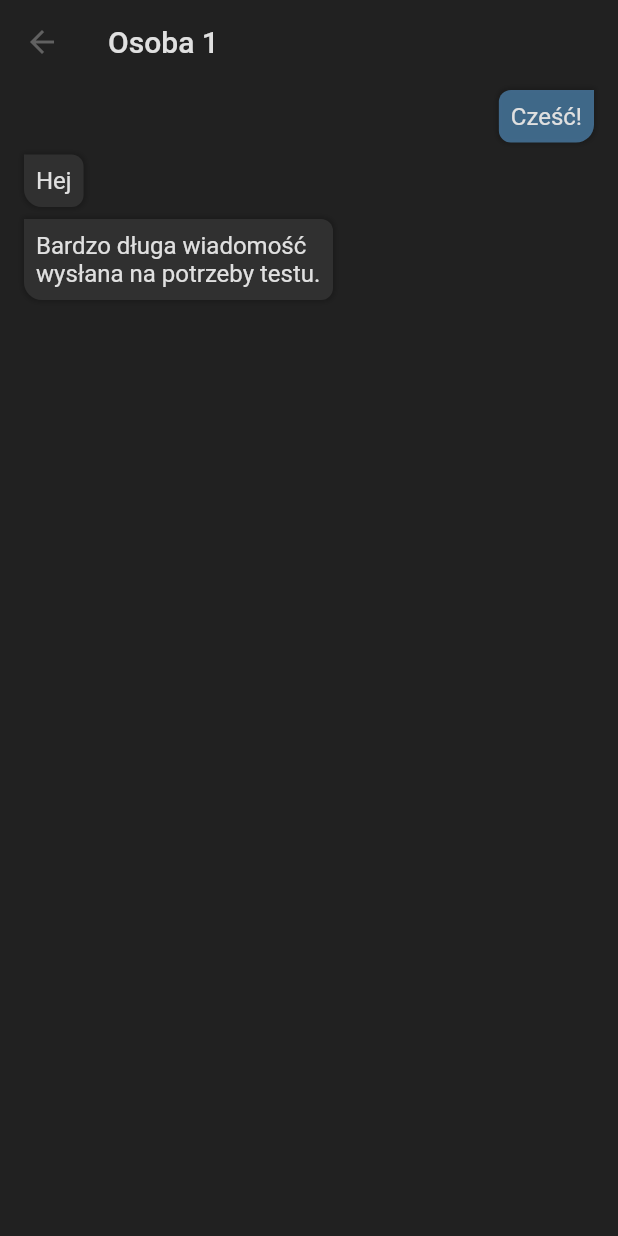
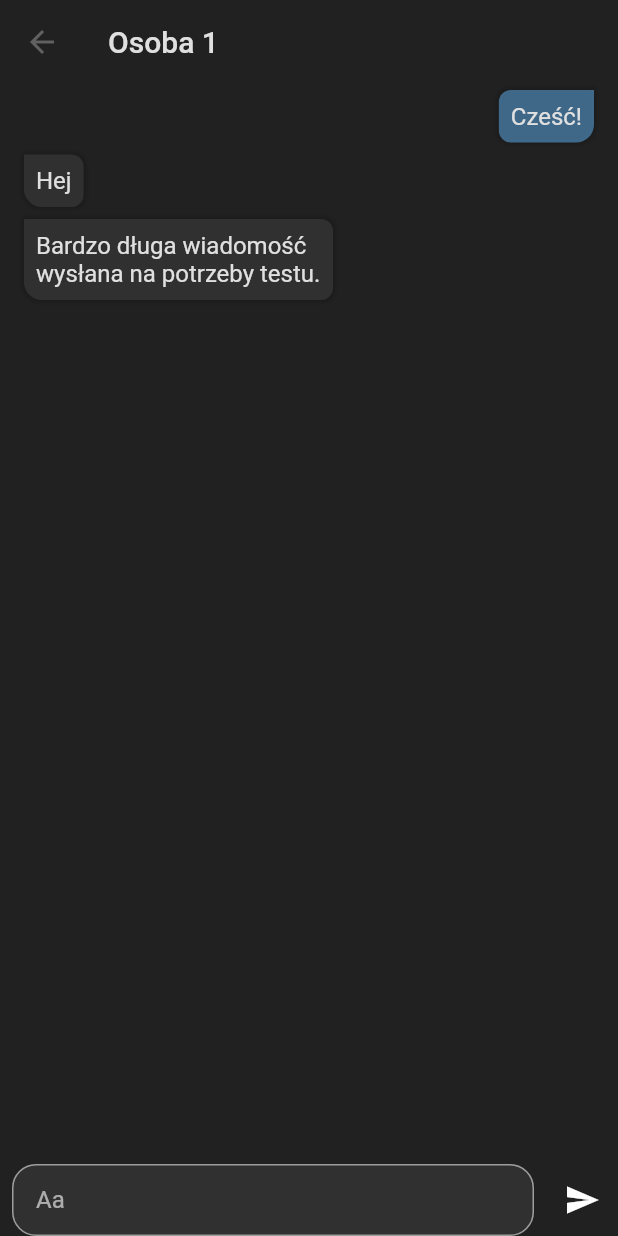
Before and after one commit to HackHeroes-2019-II-LO/app, a Flutter app: the screen it shows after launch, after a tap on "Osoba 1", on a phone screen of 412 x 824 dp. Run offline on Flutter 3.47's test engine with Material 2 defaults, Android fonts, the phone set to English and light mode, and no system bars.

Commit message:
Add basic input text field

```diff
--- a/lib/views/conversation_view.dart
+++ b/lib/views/conversation_view.dart
@@ -17,22 +17,60 @@ class ConversationView extends StatelessWidget {
           onPressed: () => Navigator.of(context).pop(),
         ),
       ),
-      body: ScopedModelDescendant<AppModel>(
+      body: Column(
+        children: <Widget>[
+          Flexible(
+            child: ScopedModelDescendant<AppModel>(
               builder: (context, child, model) {
                 final convo = model.convoWith(partner);
                 return ListView.builder(
-            itemBuilder: (context, index) =>
-                /* ListTile(
-              title: Text(convo.messages[index].isOwned ? 'Ja' : partner),
-              subtitle: Text(convo.messages[index].content),
-            ),*/
-                ChatBubble(
+                  itemBuilder: (context, index) => ChatBubble(
                     message: convo.messages[index],
                   ),
                   itemCount: convo.messages.length,
                 );
               },
             ),
+          ),
+          Row(
+            children: <Widget>[
+              Flexible(
+                child: Padding(
+                  padding: EdgeInsets.symmetric(horizontal: 8),
+                  child: TextField(
+                    style: TextStyle(fontSize: 16),
+                    decoration: InputDecoration(
+                      hintText: 'Aa',
+                      contentPadding:
+                          EdgeInsets.symmetric(horizontal: 16, vertical: 8),
+                      filled: true,
+                      fillColor: Theme.of(context).cardColor,
+                      enabledBorder: OutlineInputBorder(
+                        borderRadius: BorderRadius.circular(16),
+                        borderSide: BorderSide(
+                          width: 1,
+                          color: Theme.of(context).textTheme.display1.color,
+                        ),
+                      ),
+                      focusedBorder: OutlineInputBorder(
+                        borderRadius: BorderRadius.circular(16),
+                        borderSide: BorderSide(
+                          width: 1,
+                          color: Theme.of(context).accentColor,
+                        ),
+                      ),
+                    ),
+                  ),
+                ),
+              ),
+              IconButton(
+                icon: Icon(Icons.send),
+                onPressed: () => null,
+              )
+            ],
+          )
+        ],
+      ),
     );
   }
 }
```
Lines whose indentation alone changed are shown as unchanged.
